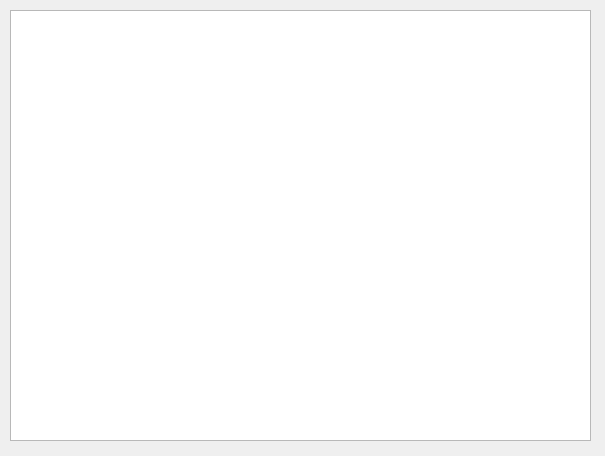
Above: filltabledialog.ui from Matthew1906/CPEN6126010-RestaurantWaitingList before the change. Below: the same form after it.
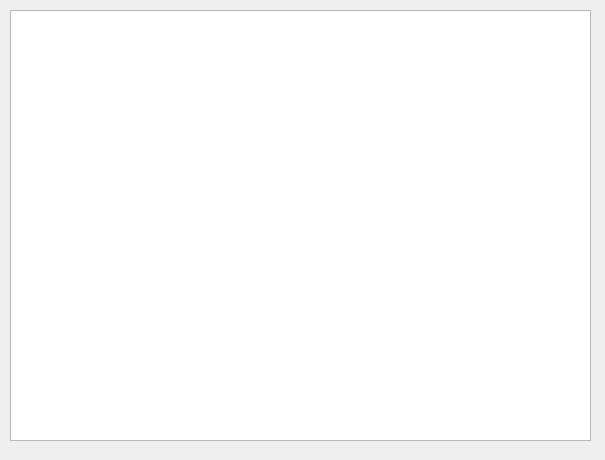
That is the form after the change.

Commit message: Table History Dialog

The edit to the form file:
```diff
--- a/filltabledialog.ui
+++ b/filltabledialog.ui
@@ -7,7 +7,7 @@
     <x>0</x>
     <y>0</y>
     <width>605</width>
-    <height>456</height>
+    <height>460</height>
    </rect>
   </property>
   <property name="windowTitle">
```
The commit also changes 6 other files.
